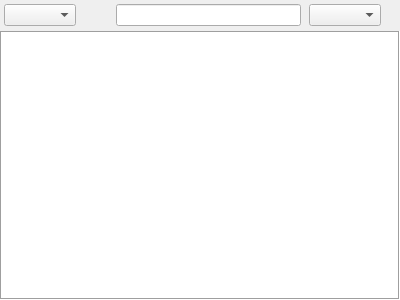
Old version of the form src/home/flibrary/gui/TreeView.ui in the repository heimdallr/books.
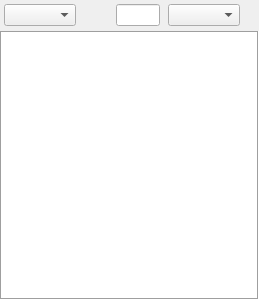
New version of the form. Custom widgets are drawn as their Qt base class.

Commit message: #410 Немножко поджимаемся

What changed in the file:
```diff
--- a/src/home/flibrary/gui/TreeView.ui
+++ b/src/home/flibrary/gui/TreeView.ui
@@ -6,7 +6,7 @@
    <rect>
     <x>0</x>
     <y>0</y>
-    <width>400</width>
+    <width>259</width>
     <height>300</height>
    </rect>
   </property>
@@ -69,7 +69,7 @@
      <item>
       <widget class="QLineEdit" name="value">
        <property name="sizePolicy">
-        <sizepolicy hsizetype="MinimumExpanding" vsizetype="Fixed">
+        <sizepolicy hsizetype="Expanding" vsizetype="Fixed">
          <horstretch>0</horstretch>
          <verstretch>0</verstretch>
         </sizepolicy>
```
Left out of the diff: 12 changed lines with no effect on the pictures.
